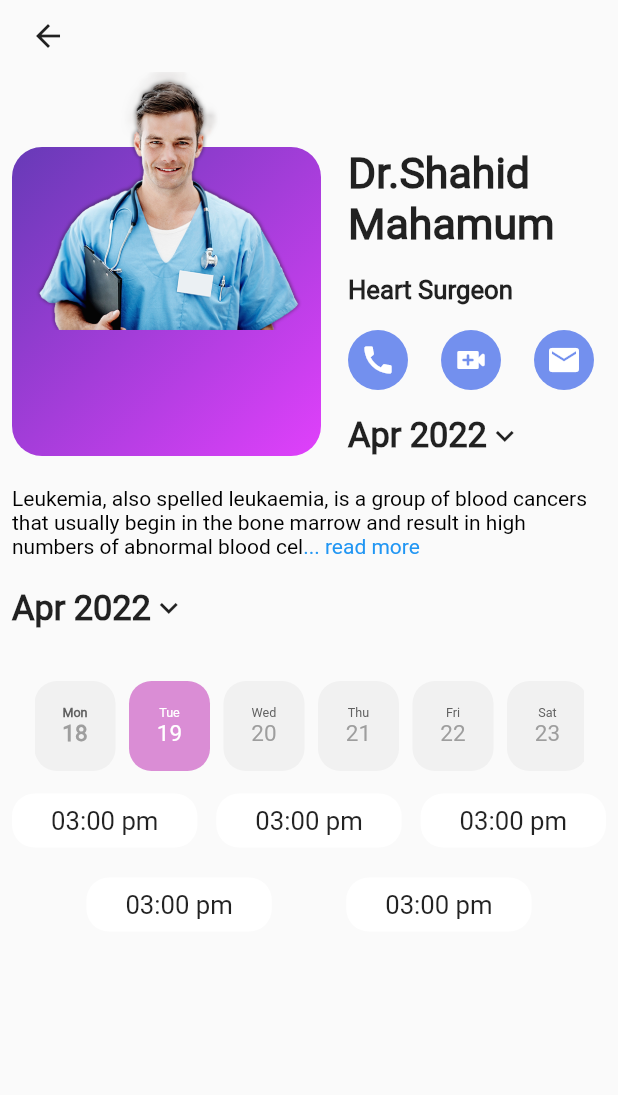
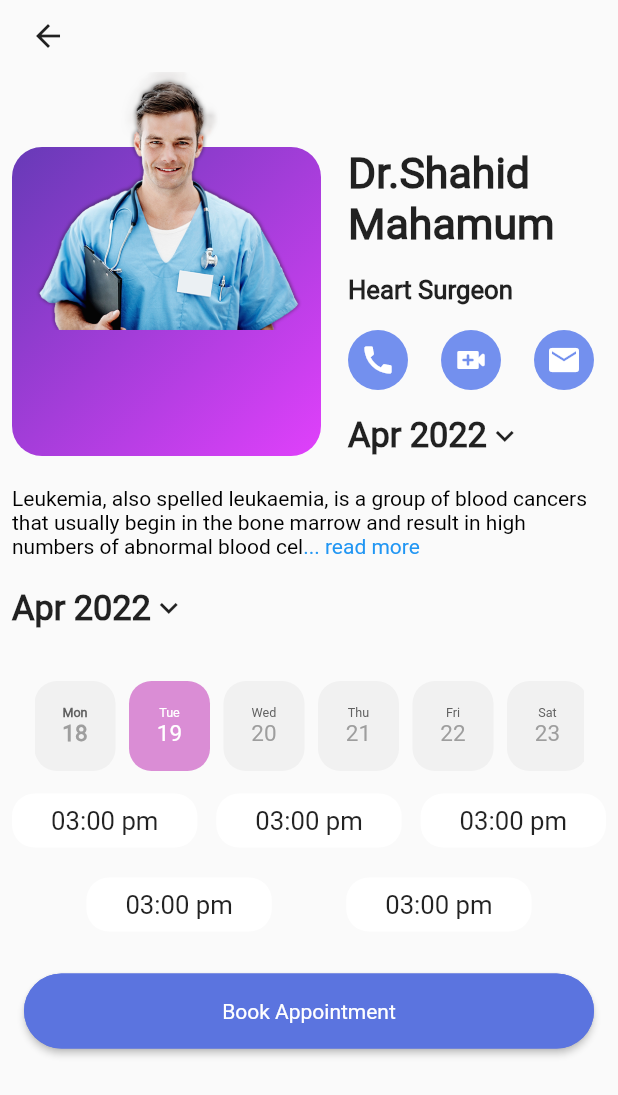
Before and after one commit to excelitai-gunjon/crm, a Flutter app: the AppointmentPage2 screen opened directly, on a phone screen of 412 x 824 dp. Shown: the top 1095 px of the screen. Run offline on Flutter 3.47's test engine with Material 2 defaults, Android fonts, the phone set to English and light mode, and no system bars; our stand-ins replace flutter_screenutil, percent_indicator, syncfusion_flutter_charts; missing offline and left inert: call_with_whatsapp; statements that could not run were skipped.

Commit message:
add- button

```diff
--- a/lib/ui/pages/appointment_page/appointment_page2.dart
+++ b/lib/ui/pages/appointment_page/appointment_page2.dart
@@ -3,6 +3,8 @@ import 'package:flutter_screenutil/flutter_screenutil.dart';
 import 'package:intl/intl.dart';
 import 'package:shahid_mahamum_sir/example/expandable_text.dart';
 import 'package:shahid_mahamum_sir/ui/pages/appointment_page/component/horizontal_date_picker.dart';
+
+import 'component/custom_appointment_button.dart';
 
 class AppointmentPage2 extends StatefulWidget {
   const AppointmentPage2({Key? key}) : super(key: key);
@@ -216,6 +218,7 @@ class _AppointmentPage2State extends State<AppointmentPage2> {
                 ),
                 const HorizontalDateView(),
 
+                const CustomAppointmentButton()
               ],
             ),
           ),
--- /dev/null
+++ b/lib/ui/pages/appointment_page/component/custom_appointment_button.dart
@@ -0,0 +1,39 @@
+import 'package:flutter/material.dart';
+import 'package:shahid_mahamum_sir/ui/pages/appointment_page/appointment_page2.dart';
+
+class CustomAppointmentButton extends StatelessWidget {
+  const CustomAppointmentButton({Key? key}) : super(key: key);
+  @override
+  Widget build(BuildContext context) {
+    return Padding(
+      padding: const EdgeInsets.symmetric(horizontal: 8.0,vertical: 8),
+      child: SizedBox(
+        height: 50,
+        width: double.infinity,
+        child: ElevatedButton(
+          style: ButtonStyle(
+              backgroundColor:
+              MaterialStateProperty.all<Color>(
+                  const Color(0xff5B74DF)
+              ),
+              //fixedSize: MaterialStateProperty.all<Size>(Size.infinite),
+              shape: MaterialStateProperty.all<
+                  RoundedRectangleBorder>(
+                  RoundedRectangleBorder(
+                      borderRadius:
+                      BorderRadius.circular(30),
+                      side: const BorderSide(
+                          color: Color(0xff5B74DF),
+                      )
+                  )
+              )
+          ),
+          onPressed: (){
+            //avigator.push(context, MaterialPageRoute(builder: (context)=>const AppointmentPage2()));
+          },
+          child: const Text("Book Appointment"),
+        ),
+      ),
+    );
+  }
+}
```
